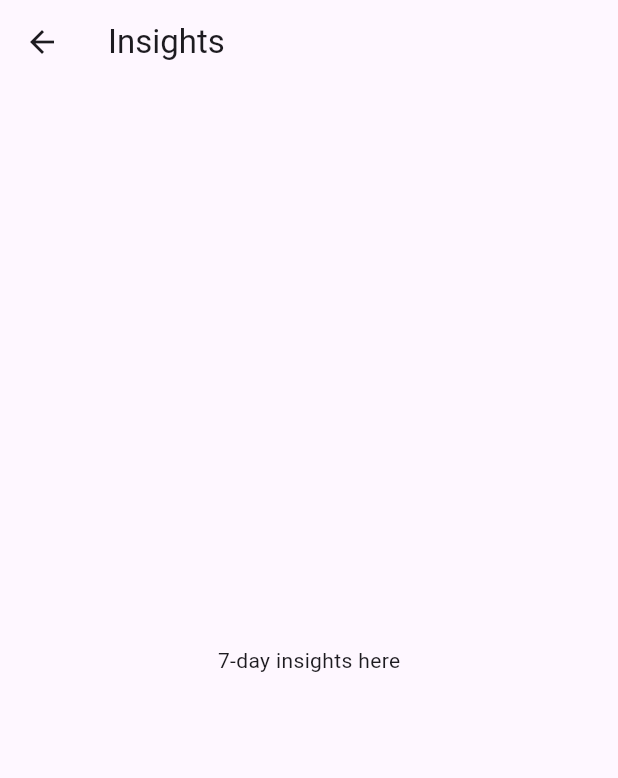
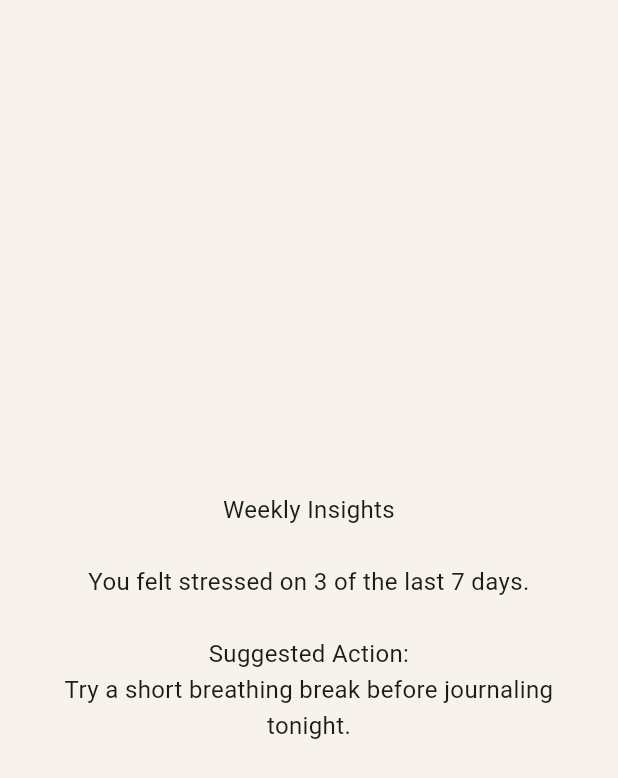
Before and after one commit to H1215440965/MindBloom, a Flutter app: the InsightsScreen widget shown alone on an empty page, opened directly, on a phone screen of 412 x 824 dp. Shown: the top 778 px of the screen. Run offline on Flutter 3.47's test engine with Material 3 defaults, Android fonts, the light colour scheme and no system bars; our stand-ins replace cloud_firestore, firebase_auth, firebase_core; accounts and stored records are empty; network calls fail.

Commit message:
update on insights screen, resources screen, settings screen and main dart

```diff
--- a/lib/screens/insights_screen.dart
+++ b/lib/screens/insights_screen.dart
@@ -1,11 +1,22 @@
 import 'package:flutter/material.dart';
 
 class InsightsScreen extends StatelessWidget {
+  const InsightsScreen({super.key});
+
   @override
   Widget build(BuildContext context) {
-    return Scaffold(
-      appBar: AppBar(title: Text("Insights")),
-      body: Center(child: Text("7-day insights here")),
+    return const Center(
+      child: Padding(
+        padding: EdgeInsets.all(24),
+        child: Text(
+          'Weekly Insights\n\n'
+          'You felt stressed on 3 of the last 7 days.\n\n'
+          'Suggested Action:\n'
+          'Try a short breathing break before journaling tonight.',
+          textAlign: TextAlign.center,
+          style: TextStyle(fontSize: 16, height: 1.5),
+        ),
+      ),
     );
   }
 }
```
Also changed, not shown: lib/main.dart (+27 -8 lines), lib/screens/resources_screen.dart (+23 -0 lines), lib/screens/settings_screen.dart (+39 -31 lines).
